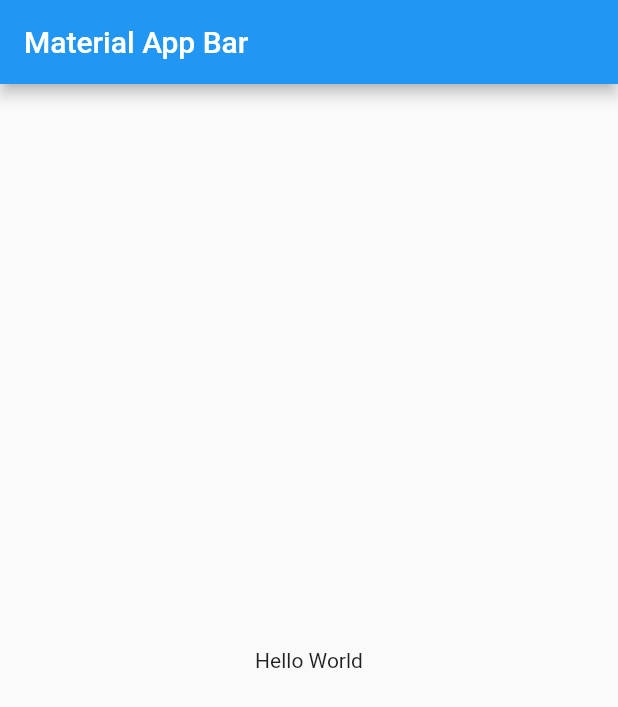
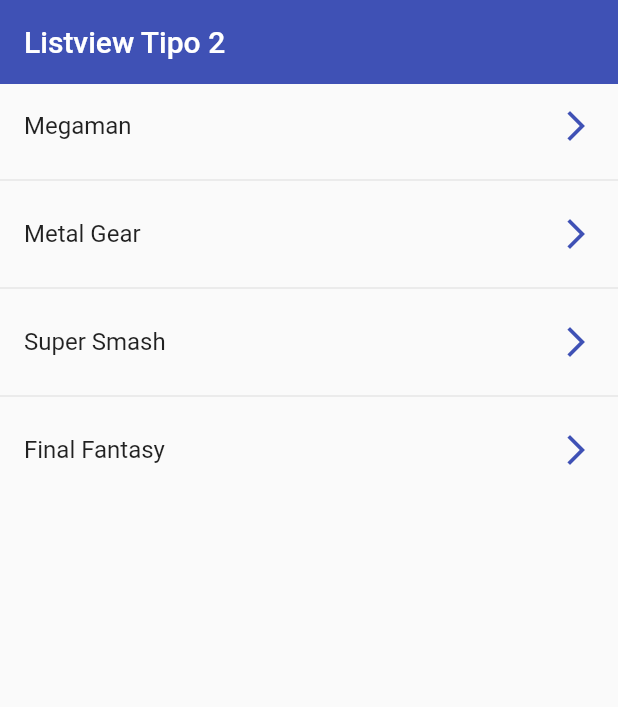
Before and after one commit to tutorcfgsi/components, a Flutter app: the screen it shows after launch, on a phone screen of 412 x 824 dp. Shown: the top 707 px of the screen. Run offline on Flutter 3.47's test engine with Material 2 defaults, Android fonts, the phone set to English and light mode, and no system bars.

Commit message:
ListView

```diff
--- a/lib/main.dart
+++ b/lib/main.dart
@@ -1,4 +1,6 @@
 import 'package:flutter/material.dart';
+
+import 'package:components/scrrens/listview2_screen.dart';
 
 void main() => runApp(const MyApp());
 
@@ -7,17 +9,9 @@ class MyApp extends StatelessWidget {
 
   @override
   Widget build(BuildContext context) {
-    return MaterialApp(
-      debugShowCheckedModeBanner: false,
-      title: 'Material App',
-      home: Scaffold(
-        appBar: AppBar(
-          title: const Text('Material App Bar'),
-        ),
-        body: const Center(
-          child: Text('Hello World'),
-        ),
-      ),
-    );
+    return const MaterialApp(
+        debugShowCheckedModeBanner: false,
+        title: 'Material App',
+        home: Listview2Screen());
   }
 }
--- /dev/null
+++ b/lib/scrrens/listview1_screen.dart
@@ -0,0 +1,30 @@
+import 'package:flutter/material.dart';
+
+class Listview1Screen extends StatelessWidget {
+  final options = const [
+    'Megaman',
+    'Metal Gear',
+    'Super Smash',
+    'Final Fantasy'
+  ];
+
+  const Listview1Screen({Key? key}) : super(key: key);
+
+  @override
+  Widget build(BuildContext context) {
+    return Scaffold(
+        appBar: AppBar(
+          title: const Text('Listview Tipo 1'),
+        ),
+        body: ListView(
+          children: [
+            ...options
+                .map((game) => ListTile(
+                      title: Text(game),
+                      trailing: const Icon(Icons.arrow_forward_ios_outlined),
+                    ))
+                .toList()
+          ],
+        ));
+  }
+}
--- /dev/null
+++ b/lib/scrrens/listview2_screen.dart
@@ -0,0 +1,33 @@
+import 'package:flutter/material.dart';
+
+class Listview2Screen extends StatelessWidget {
+  final options = const [
+    'Megaman',
+    'Metal Gear',
+    'Super Smash',
+    'Final Fantasy'
+  ];
+
+  const Listview2Screen({Key? key}) : super(key: key);
+
+  @override
+  Widget build(BuildContext context) {
+    return Scaffold(
+        appBar: AppBar(
+          title: const Text('Listview Tipo 2'),
+          elevation: 0,
+          backgroundColor: Colors.indigo,
+        ),
+        body: ListView.separated(
+            itemBuilder: (context, i) => ListTile(
+                  title: Text(options[i]),
+                  trailing: const Icon(
+                    Icons.arrow_forward_ios_outlined,
+                    color: Colors.indigo,
+                  ),
+                  onTap: () => {},
+                ),
+            separatorBuilder: (_, __) => const Divider(),
+            itemCount: options.length));
+  }
+}
```
